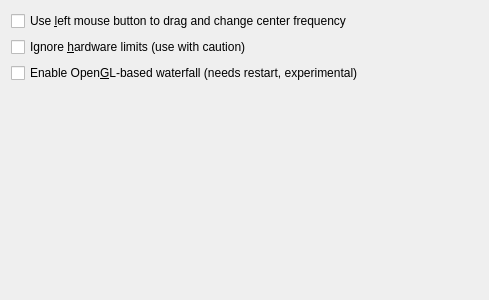
BatchDrake/SigDigger, file ui/GuiConfigTab.ui: the form before one commit.
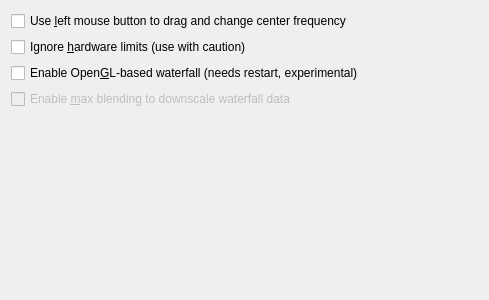
The form after the commit.

Commit message: Add support for max blending in GL waterfall

Patch:
```diff
--- a/ui/GuiConfigTab.ui
+++ b/ui/GuiConfigTab.ui
@@ -21,7 +21,7 @@
      </property>
     </widget>
    </item>
-   <item row="3" column="0">
+   <item row="4" column="0">
     <spacer name="verticalSpacer_3">
      <property name="orientation">
       <enum>Qt::Vertical</enum>
@@ -48,6 +48,16 @@
      </property>
     </widget>
    </item>
+   <item row="3" column="0">
+    <widget class="QCheckBox" name="useMaxBlendingCheck">
+     <property name="enabled">
+      <bool>false</bool>
+     </property>
+     <property name="text">
+      <string>Enable &amp;max blending to downscale waterfall data</string>
+     </property>
+    </widget>
+   </item>
   </layout>
  </widget>
  <resources/>
```
The commit also changes 7 other files.
